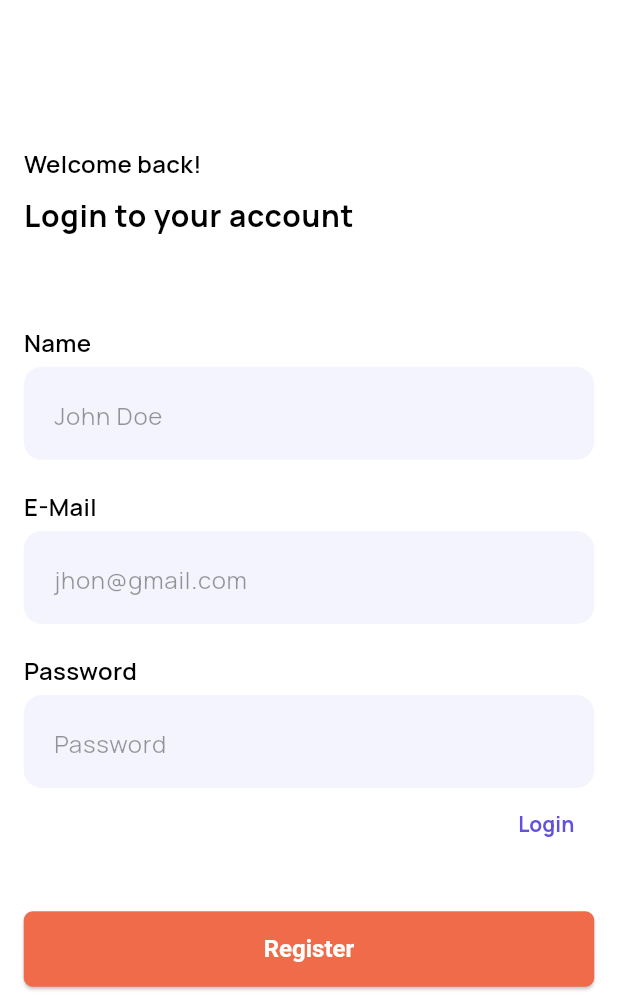
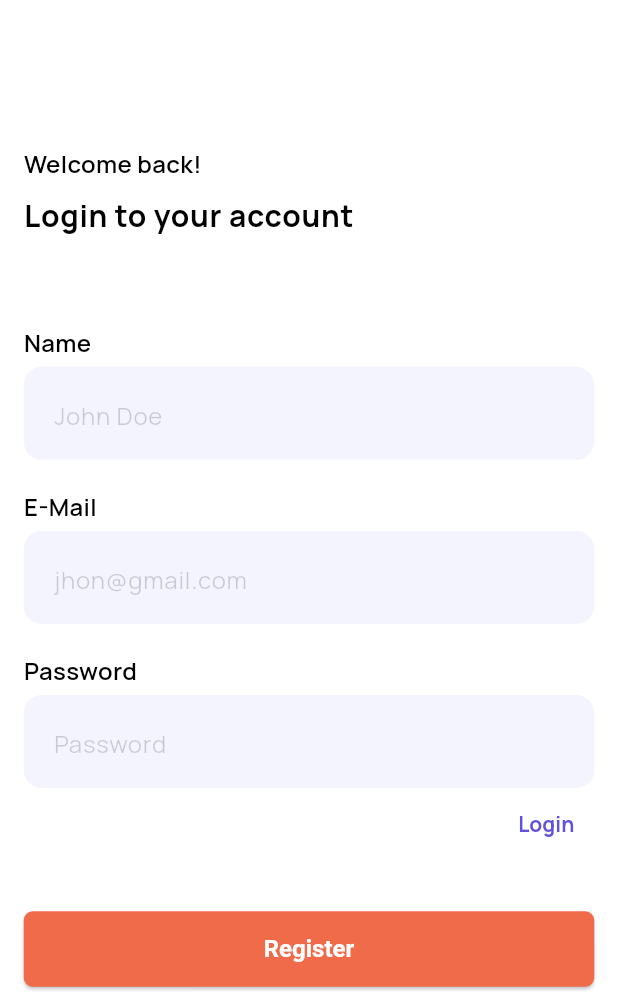
Before and after one commit to ozataknurullah/book_app_intern, a Flutter app: the RegisterScreen screen opened by its route, on a phone screen of 412 x 824 dp, the part 228-1236 px from its top. Run offline on Flutter 3.47's test engine with Material 3 defaults, Android fonts, the phone set to English and light mode, and no system bars; our stand-ins replace auto_route, dio, flutter_riverpod, flutter_screenutil, flutter_svg.

Commit message:
Design issues fixed

```diff
--- /dev/null
+++ b/lib/core/constant/app_assets.dart
@@ -0,0 +1,4 @@
+class AppAssets {
+  /// Logo path
+  static const String logo = 'assets/images/Logo.svg';
+}
--- a/lib/core/routes/app_router.dart
+++ b/lib/core/routes/app_router.dart
@@ -17,11 +17,11 @@ class AppRouter extends RootStackRouter {
 
   @override
   List<AutoRoute> get routes => [
-        AutoRoute(page: SplashRoute.page, path: '/splash', initial: true),
-        AutoRoute(page: LoginRoute.page, path: '/login'),
-        AutoRoute(page: RegisterRoute.page, path: '/register'),
-        AutoRoute(page: HomeRoute.page, path: '/home'),
-        AutoRoute(page: CategoryRoute.page, path: '/category'),
-        AutoRoute(page: BookDetailRoute.page, path: '/book_detail'),
+        AutoRoute(page: SplashRoute.page),
+        AutoRoute(page: LoginRoute.page),
+        AutoRoute(page: RegisterRoute.page),
+        AutoRoute(page: HomeRoute.page, initial: true),
+        AutoRoute(page: CategoryRoute.page),
+        AutoRoute(page: BookDetailRoute.page),
       ];
 }
--- a/lib/core/theme/app_theme.dart
+++ b/lib/core/theme/app_theme.dart
@@ -1,5 +1,7 @@
 import 'package:flutter/material.dart';
 import 'package:flutter_screenutil/flutter_screenutil.dart';
+
+import 'text_theme.dart';
 
 class AppTheme {
   static ThemeData lightTheme = ThemeData(
@@ -7,54 +9,73 @@ class AppTheme {
         primary: Color(0xFF1D1D4E),
         surface: Color(0xFFFFFFFF),
         secondary: Color(0xFF6251DD)),
-    textTheme: const TextTheme(
-      bodyLarge: TextStyle(
-        color: Colors.black,
-        fontFamily: "Manrope",
-        fontWeight: FontWeight.w700,
-        fontSize: 20,
-      ),
-      bodyMedium: TextStyle(
-        color: Colors.black,
-        fontFamily: "Manrope",
-        fontWeight: FontWeight.w600,
-        fontSize: 16,
-      ),
-      bodySmall: TextStyle(
-          color: Color.fromARGB(94, 0, 0, 0),
-          fontFamily: "Manrope",
-          fontWeight: FontWeight.w400,
-          fontSize: 16),
-      headlineLarge: TextStyle(
-        color: Colors.black,
-        fontFamily: "Manrope",
-        fontWeight: FontWeight.w700,
-        fontSize: 12,
-      ),
-      headlineMedium: TextStyle(
-          color: Colors.black,
-          fontFamily: "Manrope",
-          fontWeight: FontWeight.w600,
-          fontSize: 12),
-      headlineSmall: TextStyle(
-          color: Colors.black,
-          fontFamily: "Manrope",
-          fontWeight: FontWeight.w400,
-          fontSize: 10),
-      displayMedium: TextStyle(
-          color: Color(0xFFEF6B4A),
-          fontFamily: "Manrope",
-          fontWeight: FontWeight.w700,
-          fontSize: 12),
-      displaySmall: TextStyle(
-          color: Color(0xFFEF6B4A),
-          fontFamily: "Manrope",
-          fontWeight: FontWeight.w600,
-          fontSize: 10),
+    textTheme: TextTheme(
+      bodyLarge: bodyLargeData,
+      bodyMedium: bodyMediumData,
+      bodySmall: bodySmallData,
+      headlineLarge: headlineLargeData,
+      headlineMedium: headlineMediumData,
+      headlineSmall: headlineSmallData,
+      displayMedium: displayMediumData,
+      displaySmall: displaySmallData,
     ),
 
     /// Elevated Button
-    elevatedButtonTheme: ElevatedButtonThemeData(
+    elevatedButtonTheme: _elevatedButtonThemeData(),
+
+    /// Text Button
+    textButtonTheme: _textButtonThemeData(),
+
+    /// Checkbox
+    checkboxTheme: _checkboxThemeData(),
+
+    /// AppBar
+    appBarTheme: _appBarTheme(),
+
+    /// TextField
+    inputDecorationTheme: _inputDecorationTheme(),
+  );
+
+  static AppBarTheme _appBarTheme() {
+    return const AppBarTheme(
+      backgroundColor: Colors.white,
+      elevation: 0,
+      titleTextStyle: TextStyle(
+        color: Colors.black,
+        fontSize: 20,
+        fontWeight: FontWeight.bold,
+      ),
+      iconTheme: IconThemeData(
+        color: Colors.black,
+      ),
+    );
+  }
+
+  static CheckboxThemeData _checkboxThemeData() {
+    return CheckboxThemeData(
+      checkColor: WidgetStateProperty.all(Colors.white),
+      side: const BorderSide(
+        color: Color(0xFF6251DD),
+        width: 2,
+      ),
+    );
+  }
+
+  static TextButtonThemeData _textButtonThemeData() {
+    return TextButtonThemeData(
+      style: TextButton.styleFrom(
+        foregroundColor: const Color(0xFF6251DD),
+        textStyle: const TextStyle(
+          fontSize: 14,
+          fontWeight: FontWeight.w700,
+          fontFamily: "Manrope",
+        ),
+      ),
+    );
+  }
+
+  static ElevatedButtonThemeData _elevatedButtonThemeData() {
+    return ElevatedButtonThemeData(
       style: ElevatedButton.styleFrom(
         backgroundColor: const Color(0xFFEF6B4A), // Buton arka plan rengi
         foregroundColor: Colors.white, // Yazı rengi
@@ -71,45 +92,11 @@ class AppTheme {
         ),
         minimumSize: Size(100.w, 48.h), // Butonun minimum boyutları
       ),
-    ),
+    );
+  }
 
-    /// Text Button
-    textButtonTheme: TextButtonThemeData(
-      style: TextButton.styleFrom(
-        foregroundColor: const Color(0xFF6251DD),
-        textStyle: const TextStyle(
-          fontSize: 14,
-          fontWeight: FontWeight.w700,
-          fontFamily: "Manrope",
-        ),
-      ),
-    ),
-
-    /// Checkbox
-    checkboxTheme: CheckboxThemeData(
-      checkColor: WidgetStateProperty.all(Colors.white),
-      side: const BorderSide(
-        color: Color(0xFF6251DD),
-        width: 2,
-      ),
-    ),
-
-    /// AppBar
-    appBarTheme: const AppBarTheme(
-      backgroundColor: Colors.white,
-      elevation: 0,
-      titleTextStyle: TextStyle(
-        color: Colors.black,
-        fontSize: 20,
-        fontWeight: FontWeight.bold,
-      ),
-      iconTheme: IconThemeData(
-        color: Colors.black,
-      ),
-    ),
-
-    /// TextField
-    inputDecorationTheme: InputDecorationTheme(
+  static InputDecorationTheme _inputDecorationTheme() {
+    return InputDecorationTheme(
       filled: true,
       fillColor: const Color(0xFFF4F4FF),
       contentPadding: const EdgeInsets.symmetric(vertical: 16, horizontal: 16),
@@ -118,6 +105,6 @@ class AppTheme {
         borderSide: BorderSide.none,
       ),
       hintStyle: const TextStyle(color: Color.fromARGB(40, 0, 0, 0)),
-    ),
-  );
+    );
+  }
 }
--- /dev/null
+++ b/lib/core/theme/text_theme.dart
@@ -0,0 +1,50 @@
+import 'package:flutter/material.dart';
+
+TextStyle bodyLargeData = const TextStyle(
+  color: Colors.black,
+  fontFamily: "Manrope",
+  fontWeight: FontWeight.w700,
+  fontSize: 20,
+);
+TextStyle bodyMediumData = const TextStyle(
+  color: Colors.black,
+  fontFamily: "Manrope",
+  fontWeight: FontWeight.w600,
+  fontSize: 16,
+);
+TextStyle bodySmallData = const TextStyle(
+  color: Color.fromARGB(94, 0, 0, 0),
+  fontFamily: "Manrope",
+  fontWeight: FontWeight.w400,
+  fontSize: 16,
+);
+TextStyle headlineLargeData = const TextStyle(
+  color: Colors.black,
+  fontFamily: "Manrope",
+  fontWeight: FontWeight.w700,
+  fontSize: 12,
+);
+TextStyle headlineMediumData = const TextStyle(
+  color: Colors.black,
+  fontFamily: "Manrope",
+  fontWeight: FontWeight.w600,
+  fontSize: 12,
+);
+TextStyle headlineSmallData = const TextStyle(
+  color: Colors.black,
+  fontFamily: "Manrope",
+  fontWeight: FontWeight.w400,
+  fontSize: 10,
+);
+TextStyle displayMediumData = const TextStyle(
+  color: Color(0xFFEF6B4A),
+  fontFamily: "Manrope",
+  fontWeight: FontWeight.w700,
+  fontSize: 12,
+);
+TextStyle displaySmallData = const TextStyle(
+  color: Color(0xFFEF6B4A),
+  fontFamily: "Manrope",
+  fontWeight: FontWeight.w600,
+  fontSize: 10,
+);
--- a/lib/core/widgets/custom_appbar.dart
+++ b/lib/core/widgets/custom_appbar.dart
@@ -1,3 +1,4 @@
+import 'package:book_app_intern_project/core/constant/app_assets.dart';
 import 'package:book_app_intern_project/core/theme/app_theme.dart';
 import 'package:flutter/material.dart';
 import 'package:flutter_screenutil/flutter_screenutil.dart';
@@ -27,7 +28,7 @@ class CustomAppBar extends StatelessWidget implements PreferredSizeWidget {
           ? Padding(
               padding: const EdgeInsets.only(left: 8.0),
               child: SvgPicture.asset(
-                'assets/images/Logo.svg',
+                AppAssets.logo,
                 height: 50.sp,
               ),
             )
--- a/lib/core/widgets/custom_text_field.dart
+++ b/lib/core/widgets/custom_text_field.dart
@@ -24,8 +24,7 @@ class CustomTextField extends StatelessWidget {
       decoration: InputDecoration(
         hintText: hintText,
         hintStyle: AppTheme.lightTheme.textTheme.bodySmall?.copyWith(
-          color:
-              AppTheme.lightTheme.textTheme.bodySmall?.color?.withOpacity(0.4),
+          color: Colors.black.withAlpha(45),
         ),
       ),
     );
--- a/lib/features/auth/presentation/pages/register_screen.dart
+++ b/lib/features/auth/presentation/pages/register_screen.dart
@@ -1,4 +1,5 @@
 import 'package:auto_route/auto_route.dart';
+import 'package:book_app_intern_project/core/constant/app_assets.dart';
 import 'package:book_app_intern_project/core/theme/app_theme.dart';
 import 'package:book_app_intern_project/core/widgets/custom_text_field.dart';
 import 'package:flutter/material.dart';
@@ -17,7 +18,8 @@ class RegisterScreen extends StatelessWidget {
   Widget build(BuildContext context) {
     return Scaffold(
       backgroundColor: AppTheme.lightTheme.colorScheme.surface,
-      body: Padding(
+      body: SingleChildScrollView(
+        child: Padding(
           padding:
               EdgeInsets.only(bottom: 20.h, top: 10.h, right: 15.w, left: 15.w),
           child: Column(
@@ -26,7 +28,7 @@ class RegisterScreen extends StatelessWidget {
               SizedBox(height: 75.h),
               Center(
                 child: SvgPicture.asset(
-                'assets/images/Logo.svg',
+                  AppAssets.logo,
                   height: 65.sp,
                 ),
               ),
@@ -83,7 +85,7 @@ class RegisterScreen extends StatelessWidget {
                 children: [
                   TextButton(
                     onPressed: () {
-                    AutoRouter.of(context).pushNamed('/login');
+                      context.router.maybePop();
                     },
                     child: const Text("Login"),
                   ),
@@ -100,6 +102,7 @@ class RegisterScreen extends StatelessWidget {
             ],
           ),
         ),
+      ),
     );
   }
 }
--- a/lib/features/home/presentation/pages/book_detail_screen.dart
+++ b/lib/features/home/presentation/pages/book_detail_screen.dart
@@ -70,10 +70,10 @@ class _BookDetailScreenState extends State<BookDetailScreen> {
               style: AppTheme.lightTheme.textTheme.bodyLarge,
             ),
             SizedBox(height: 8.h),
-            Container(
+            SizedBox(
               height: 245.h,
               width: 350.w,
-              child: Text("this is the summary"),
+              child: const Text("this is the summary"),
             ),
             SizedBox(height: 30.h),
             SizedBox(
--- a/lib/features/home/presentation/widgets/custom_search_field.dart
+++ b/lib/features/home/presentation/widgets/custom_search_field.dart
@@ -45,8 +45,7 @@ class CustomSearchField extends StatelessWidget {
           borderSide: BorderSide.none,
         ),
         hintStyle: AppTheme.lightTheme.textTheme.bodySmall?.copyWith(
-          color:
-              AppTheme.lightTheme.textTheme.bodySmall?.color?.withOpacity(0.4),
+          color: AppTheme.lightTheme.textTheme.bodySmall?.color?.withAlpha(45),
         ),
       ),
     );
--- a/pubspec.yaml
+++ b/pubspec.yaml
@@ -35,7 +35,7 @@ dependencies:
   auto_route: ^9.3.0+1
   flutter_screenutil: ^5.9.3
   flutter_svg: ^2.0.17
-  dio: ^5.7.0
+  dio: ^5.8.0
 
   # The following adds the Cupertino Icons font to your application.
   # Use with the CupertinoIcons class for iOS style icons.
```
Also changed, not shown: lib/features/auth/presentation/pages/login_screen.dart (+28 -14 lines), lib/features/auth/presentation/pages/splash_screen.dart (+5 -3 lines), lib/features/home/presentation/pages/category_screen.dart (+4 -4 lines), lib/features/home/presentation/pages/home_screen.dart (+80 -42 lines), lib/features/home/presentation/widgets/book_category_section.dart (+18 -10 lines), lib/features/home/presentation/widgets/horizantal_book_card.dart (renamed from lib/features/home/presentation/widgets/book_card.dart, +3 -81 lines), lib/features/home/presentation/widgets/vertical_book_card.dart (added, +81 -0 lines), lib/services/network/book_category_services.dart (added, +21 -0 lines). Lines whose indentation alone changed are shown as unchanged.
